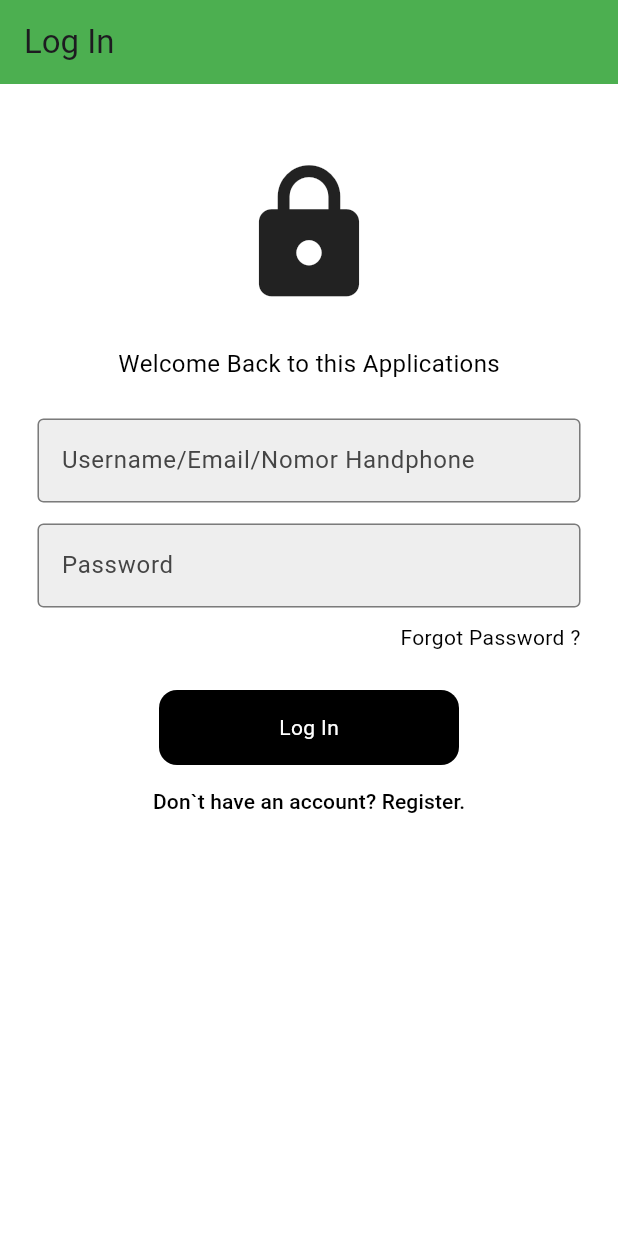
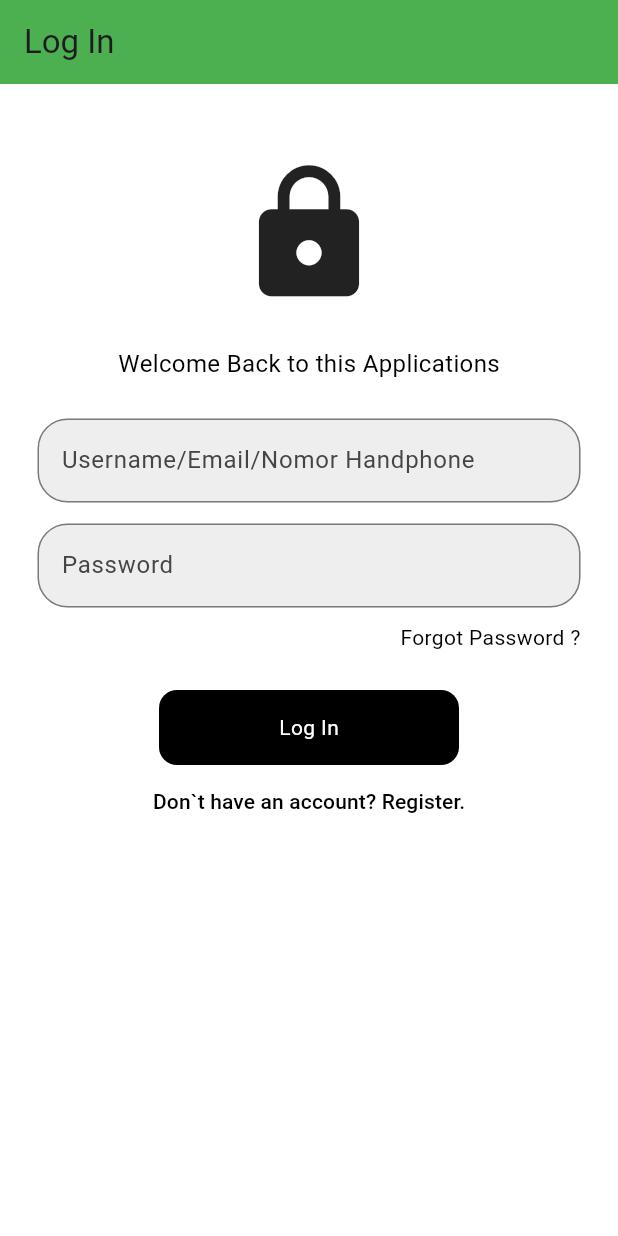
Before and after one commit to farizali04/praktikum_flutter_loginregister, a Flutter app: the screen it shows after launch, on a phone screen of 412 x 824 dp. Run offline on Flutter 3.47's test engine with Material 3 defaults, Android fonts, the phone set to English and light mode, and no system bars.

```diff
--- a/lib/komponen/textfield.dart
+++ b/lib/komponen/textfield.dart
@@ -14,8 +14,9 @@ class CustomTextField extends StatelessWidget {
         controller: controller,
         obscureText: obsecureText,
         decoration: InputDecoration(
-          enabledBorder: const OutlineInputBorder(
-            borderSide: BorderSide(color: Color.fromARGB(255, 123, 123, 123)),
+          enabledBorder: OutlineInputBorder(
+            borderSide: const BorderSide(color: Color.fromARGB(255, 123, 123, 123)),
+            borderRadius: BorderRadius.circular(20),
           ),
           focusedBorder: OutlineInputBorder(
             borderSide: BorderSide(color: const Color.fromARGB(255, 69, 69, 69)),
```
Also changed, not shown: lib/models/loginPage2.dart (+11 -1 lines).
